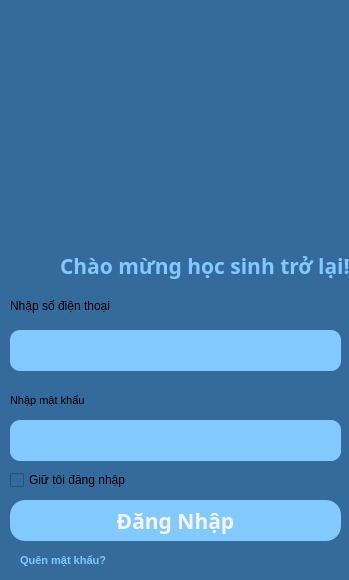
First picture: the form in TL-C4K-PTA02/Cuoi_Khoa_Python/gui/login-student.ui, repository DinhPhongNe/Python-course, before the edit.
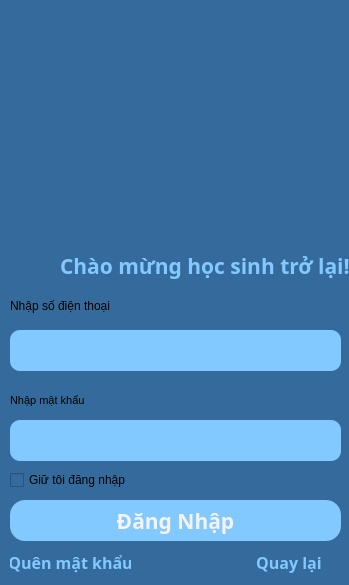
Second picture: the form after the edit. Icons and pictures are not drawn.

```diff
--- a/TL-C4K-PTA02/Cuoi_Khoa_Python/gui/login-student.ui
+++ b/TL-C4K-PTA02/Cuoi_Khoa_Python/gui/login-student.ui
@@ -7,7 +7,7 @@
     <x>0</x>
     <y>0</y>
     <width>349</width>
-    <height>580</height>
+    <height>585</height>
    </rect>
   </property>
   <property name="windowTitle">
@@ -186,34 +186,6 @@
      <string>Đăng Nhập</string>
     </property>
    </widget>
-   <widget class="QLabel" name="label_8">
-    <property name="geometry">
-     <rect>
-      <x>20</x>
-      <y>550</y>
-      <width>171</width>
-      <height>21</height>
-     </rect>
-    </property>
-    <property name="font">
-     <font>
-      <pointsize>8</pointsize>
-      <weight>75</weight>
-      <bold>true</bold>
-     </font>
-    </property>
-    <property name="cursor">
-     <cursorShape>PointingHandCursor</cursorShape>
-    </property>
-    <property name="styleSheet">
-     <string notr="true">color:rgb(129, 201, 255);
-background-color: none;
-</string>
-    </property>
-    <property name="text">
-     <string>Quên mật khẩu?</string>
-    </property>
-   </widget>
    <widget class="QLabel" name="label">
     <property name="geometry">
      <rect>
@@ -233,6 +205,72 @@
      <bool>true</bool>
     </property>
    </widget>
+   <widget class="QPushButton" name="forgo_pass_hs">
+    <property name="geometry">
+     <rect>
+      <x>10</x>
+      <y>550</y>
+      <width>121</width>
+      <height>25</height>
+     </rect>
+    </property>
+    <property name="font">
+     <font>
+      <family>Bahnschrift</family>
+      <pointsize>-1</pointsize>
+      <weight>75</weight>
+      <italic>false</italic>
+      <bold>true</bold>
+     </font>
+    </property>
+    <property name="cursor">
+     <cursorShape>PointingHandCursor</cursorShape>
+    </property>
+    <property name="styleSheet">
+     <string notr="true">border-radius: 15px;
+font: 600 16pt &quot;Bahnschrift&quot;;
+background-color:none;
+color: rgb(129, 201, 255);
+font-size: 16px;
+</string>
+    </property>
+    <property name="text">
+     <string>Quên mật khẩu</string>
+    </property>
+   </widget>
+   <widget class="QPushButton" name="goback_hs_btn">
+    <property name="geometry">
+     <rect>
+      <x>240</x>
+      <y>550</y>
+      <width>98</width>
+      <height>25</height>
+     </rect>
+    </property>
+    <property name="font">
+     <font>
+      <family>Bahnschrift</family>
+      <pointsize>-1</pointsize>
+      <weight>75</weight>
+      <italic>false</italic>
+      <bold>true</bold>
+     </font>
+    </property>
+    <property name="cursor">
+     <cursorShape>PointingHandCursor</cursorShape>
+    </property>
+    <property name="styleSheet">
+     <string notr="true">border-radius: 15px;
+font: 600 16pt &quot;Bahnschrift&quot;;
+background-color:none;
+color: rgb(129, 201, 255);
+font-size: 16px;
+</string>
+    </property>
+    <property name="text">
+     <string>Quay lại</string>
+    </property>
+   </widget>
   </widget>
  </widget>
  <resources/>
```
